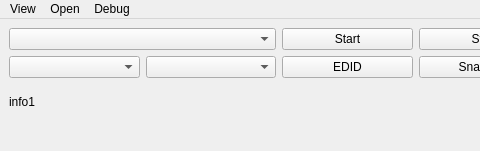
This is apps/qt6_viewer/mainwindow.ui in MarquezLin/Gcapture_qt6_srcroot as Qt 5 draws it before an edit; both pictures show x 0 to 480 and y 0 to 151 of the 695 by 151 pixel window. The edited form follows.
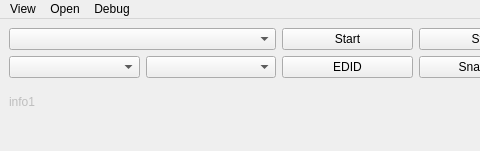
This is the edited form. Icons and pictures are not drawn.

Diff of the .ui file:
```diff
--- a/apps/qt6_viewer/mainwindow.ui
+++ b/apps/qt6_viewer/mainwindow.ui
@@ -52,6 +52,9 @@
     </item>
     <item row="2" column="0" colspan="5">
      <widget class="QLabel" name="labelinfo1">
+      <property name="enabled">
+       <bool>false</bool>
+      </property>
       <property name="text">
        <string>info1</string>
       </property>
```
Lines whose indentation alone changed are shown as unchanged.
